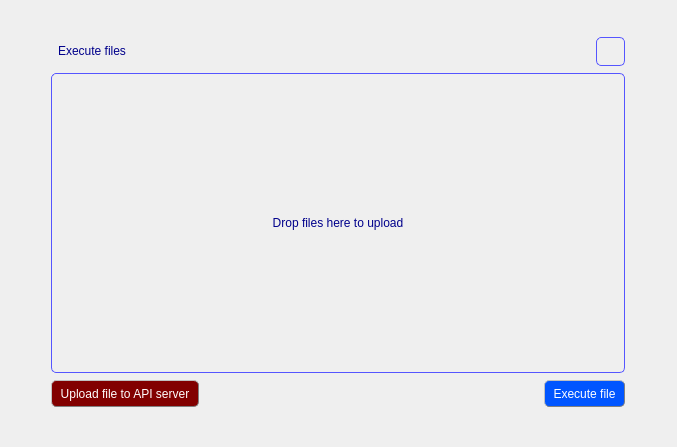
Before: the Qt Designer form QBuilder/QBuilder/src/importfilesform.ui in Rork96/QtProjects, drawn with Qt 5.
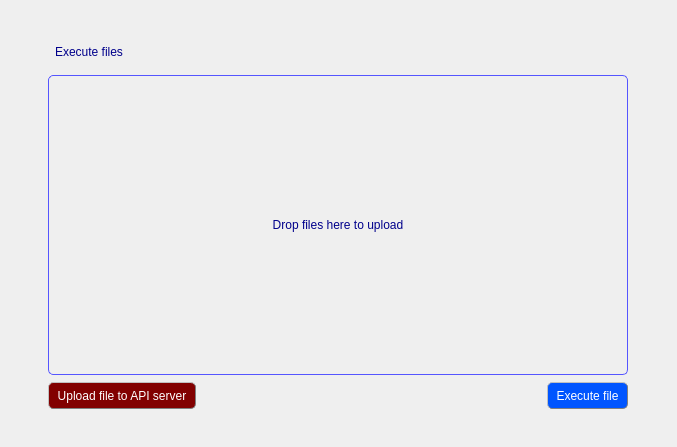
After: the same form once the commit is applied. Icons and pictures are not drawn.

```diff
--- a/QBuilder/QBuilder/src/importfilesform.ui
+++ b/QBuilder/QBuilder/src/importfilesform.ui
@@ -77,7 +77,6 @@
          <string notr="true">QToolButton {
                color: darkblue;
                padding: 4px;
-               border: 1px solid rgb(85, 85, 255); 
                border-radius: 5px;
                font: 10pt &quot;MS Shell Dlg 2&quot;;
               }
@@ -99,49 +98,51 @@
          <string/>
         </property>
         <property name="icon">
-         <iconset resource="res.qrc">
-          <normaloff>:/res/clear.png</normaloff>:/res/clear.png</iconset>
+         <iconset resource="../res/res.qrc">
+          <normaloff>:/clear.png</normaloff>:/clear.png</iconset>
+        </property>
+        <property name="iconSize">
+         <size>
+          <width>20</width>
+          <height>20</height>
+         </size>
         </property>
        </widget>
       </item>
       <item row="1" column="0" colspan="2">
-       <widget class="QPushButton" name="mainButton">
-        <property name="enabled">
-         <bool>true</bool>
-        </property>
+       <widget class="QToolButton" name="mainButton">
         <property name="minimumSize">
          <size>
-          <width>0</width>
-          <height>300</height>
-         </size>
-        </property>
-        <property name="maximumSize">
-         <size>
-          <width>16777215</width>
+          <width>580</width>
           <height>300</height>
          </size>
         </property>
         <property name="styleSheet">
-         <string notr="true">QPushButton {
+         <string notr="true">QToolButton {
                color: darkblue;
                padding: 4px;
                border: 1px solid rgb(85, 85, 255); 
                border-radius: 5px;
-               font: 10pt &quot;MS Shell Dlg 2&quot;;
+               font: 11pt &quot;MS Shell Dlg 2&quot;;
               }
-
-QPushButton:pressed {
-               color: rgb(0, 0, 197)
-               background: shadow;
-               border-style: inset;
+QToolButton:hover {
+               color: darkblue;
+               padding: 4px;
+               border: 1px solid rgb(85, 85, 255); 
+               border-radius: 5px;
+               font: 11pt &quot;MS Shell Dlg 2&quot;;
+               }
+QToolButton:pressed {
+			    color: darkblue;
+               padding: 4px;
+               border: 1px solid rgb(85, 85, 255); 
+               border-radius: 5px;
+               font: 11pt &quot;MS Shell Dlg 2&quot;;
                }</string>
         </property>
         <property name="text">
          <string>Drop files here to upload</string>
         </property>
-        <property name="flat">
-         <bool>false</bool>
-        </property>
        </widget>
       </item>
       <item row="2" column="0" colspan="2">
```
Left out of the diff: 2 changed lines with no effect on the pictures.
